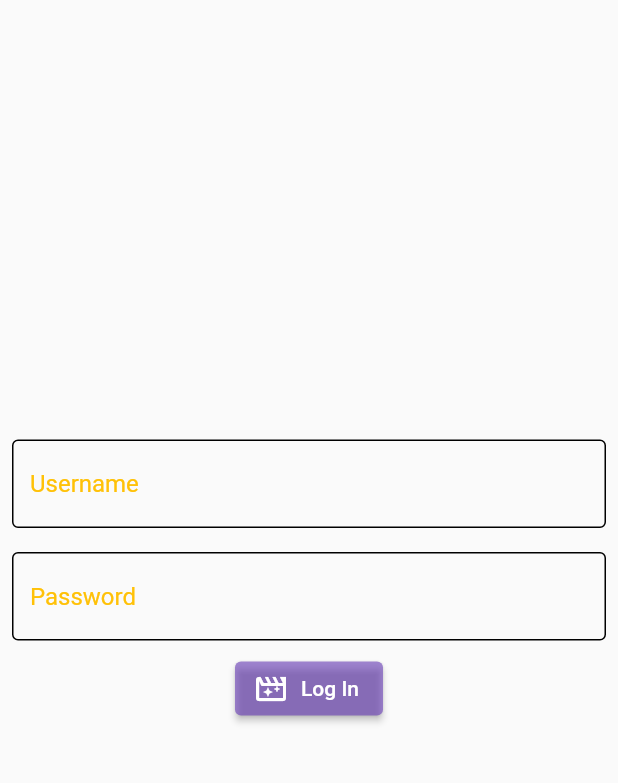
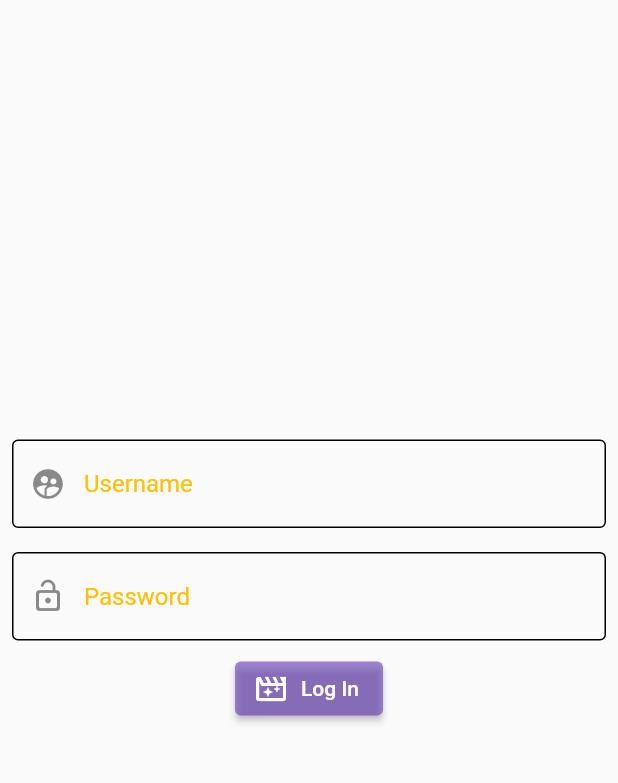
Before and after one commit to argsk13/filmder-frontend, a Flutter app: the screen it shows after launch, after a tap on "Start!", on a phone screen of 412 x 824 dp, the part 84-867 px from its top. Run offline on Flutter 3.47's test engine with Material 2 defaults, Android fonts, the light colour scheme and no system bars; our stand-ins replace bloc; network calls fail.

Commit message:
Added icons

```diff
--- a/filmder_frontend/lib/presentation/widgets/input_field.dart
+++ b/filmder_frontend/lib/presentation/widgets/input_field.dart
@@ -22,18 +22,20 @@
     return Padding(
       padding: const EdgeInsets.all(8.0),
       child: TextFormField(
+        obscureText: label == "Password" ? true : false,
         controller: textEditingController,
         autofocus: false,
         onFieldSubmitted: (value) =>
             FocusScope.of(context).requestFocus(focusNode),
         decoration: InputDecoration(
-            enabledBorder: const OutlineInputBorder(
-              borderRadius: BorderRadius.all(
+            enabledBorder: OutlineInputBorder(
+              borderRadius: const BorderRadius.all(
                 Radius.circular(4),
               ),
             ),
             hintStyle: TextStyle(color: Colors.amber),
-            hintText: label),
+            hintText: label,
+            prefixIcon: icon),
       ),
     );
   }
```
